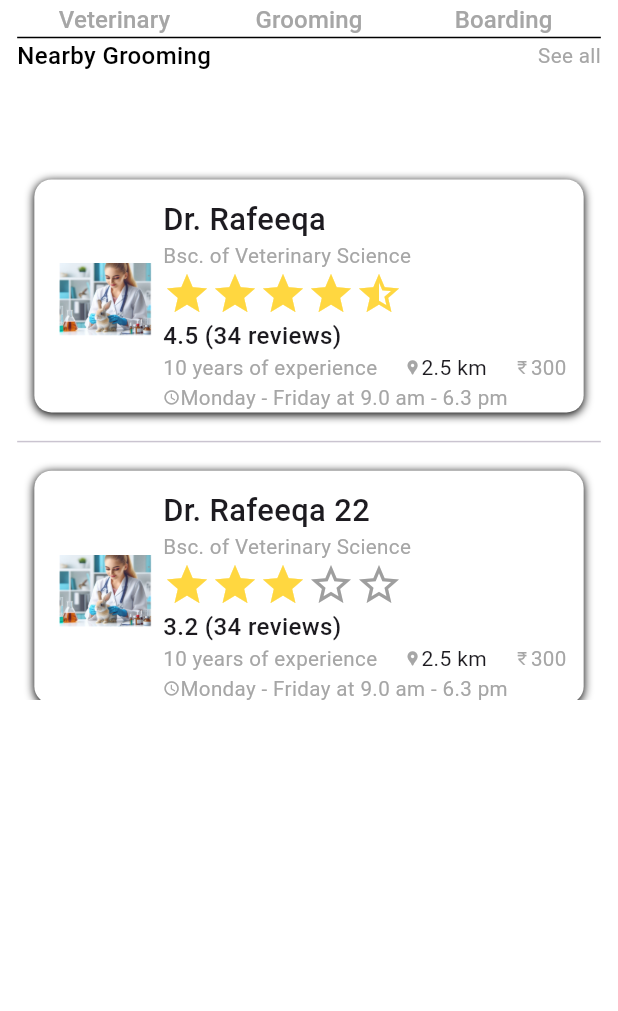
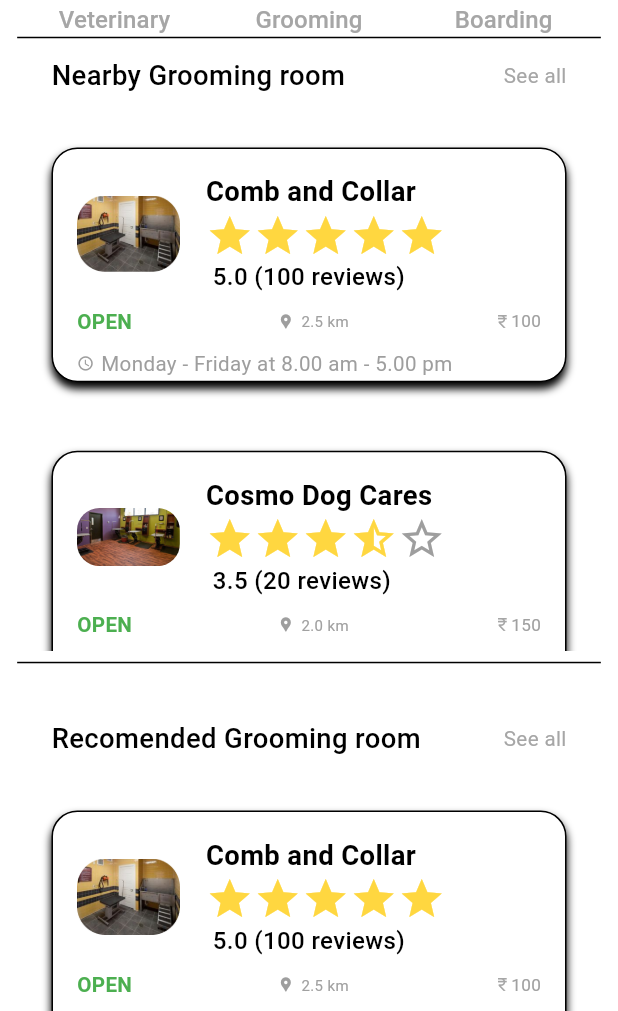
Before and after one commit to saurabhwagh124/pet_care_app, a Flutter app: the ExploreScreen screen opened directly, tab 2 chosen, on a phone screen of 412 x 824 dp, the part 225-1236 px from its top. Run offline on Flutter 3.47's test engine with Material 3 defaults, Android fonts, the phone set to English and light mode, and no system bars; drawn by our look-alikes of custom_rating_bar; our stand-ins replace firebase_auth, firebase_core, flutter_screenutil, google_fonts, google_sign_in; accounts and stored records are empty; project files that could hold a hidden picture were left out.

Commit message:
Om kalokhe code fixed and refurbished

```diff
--- /dev/null
+++ b/lib/model/grooming_model.dart
@@ -0,0 +1,21 @@
+class GroomingModel {
+  final String name;
+  final String imageUrl;
+  final double rating;
+  final int reviewCount;
+  final bool isOpen;
+  final double distance;
+  final double price;
+  final String hours;
+
+  GroomingModel({
+    required this.name,
+    required this.imageUrl,
+    required this.rating,
+    required this.reviewCount,
+    required this.isOpen,
+    required this.distance,
+    required this.price,
+    required this.hours,
+  });
+}
--- a/lib/view/explore_tabs/groom_tab_view.dart
+++ b/lib/view/explore_tabs/groom_tab_view.dart
@@ -1,9 +1,9 @@
 import 'package:flutter/material.dart';
 import 'package:flutter_screenutil/flutter_screenutil.dart';
-import 'package:pet_care_app/model/vet_doctor_model.dart';
+import 'package:pet_care_app/model/grooming_model.dart';
 import 'package:pet_care_app/utils/app_colors.dart';
 import 'package:pet_care_app/utils/app_images.dart';
-import 'package:pet_care_app/widgets/vet_card_widget.dart';
+import 'package:pet_care_app/widgets/gromming_card_widget.dart';
 
 class GroomTabView extends StatefulWidget {
   const GroomTabView({super.key});
@@ -13,46 +13,50 @@ class GroomTabView extends StatefulWidget {
 }
 
 class _GroomTabViewState extends State<GroomTabView> {
-  List<VetDoctorModel> doctorList = [
-    VetDoctorModel(
-      name: 'Rafeeqa',
-      profileImg: AppImages.docRafeeqaImg,
-      degree: 'Bsc. of Veterinary Science',
-      yearsOfExp: 10,
+  List<GroomingModel> grooming = [
+    GroomingModel(
+      name: 'Comb and Collar',
+      imageUrl: AppImages.combAndCollarImg,
+      rating: 5.0,
+      reviewCount: 100,
+      isOpen: true,
       distance: 2.5,
-      startDay: 'Monday',
-      endDay: 'Friday',
-      reviewStars: 4.5,
-      numberOfReview: 34,
-      fees: 300,
-      startTime: 9.00,
-      endTime: 6.30,
+      price: 100,
+      hours: 'Monday - Friday at 8.00 am - 5.00 pm',
     ),
-    VetDoctorModel(
-      name: 'Rafeeqa 22',
-      profileImg: AppImages.docRafeeqaImg,
-      degree: 'Bsc. of Veterinary Science',
-      yearsOfExp: 10,
-      distance: 2.5,
-      startDay: 'Monday',
-      endDay: 'Friday',
-      reviewStars: 3.2,
-      numberOfReview: 34,
-      fees: 300,
-      startTime: 9.00,
-      endTime: 6.30,
+    GroomingModel(
+      name: 'Cosmo Dog Cares',
+      imageUrl: AppImages.cosmoDogCaresImg,
+      rating: 3.5,
+      reviewCount: 20,
+      isOpen: true,
+      distance: 2,
+      price: 150,
+      hours: 'Monday - Friday at 8.00 am - 6.00 pm',
+    ),
+    GroomingModel(
+      name: 'Dirty Paws Dog Spa',
+      imageUrl: AppImages.dirtyPawDogSpaImg,
+      rating: 4.5,
+      reviewCount: 75,
+      isOpen: false,
+      distance: 4,
+      price: 100,
+      hours: 'Monday - Friday at 9.00 am - 6.00 pm',
     ),
   ];
 
   @override
   Widget build(BuildContext context) {
-    return Column(
+    return ListView(
       children: [
-        Row(
+        Padding(
+          padding: EdgeInsets.only(top: 10.h, left: 20.w, right: 20.w),
+          child: Row(
             children: [
               Text(
-              "Nearby Grooming",
-              style: TextStyle(fontSize: 14.sp, fontWeight: FontWeight.w500, color: Colors.black),
+                "Nearby Grooming room",
+                style: TextStyle(fontSize: 16.sp, fontWeight: FontWeight.w500, color: Colors.black),
               ),
               const Spacer(),
               Text(
@@ -65,17 +69,56 @@ class _GroomTabViewState extends State<GroomTabView> {
               ),
             ],
           ),
+        ),
         SizedBox(
-          height: 50.h,
+          height: 10.h,
         ),
         Center(
           child: SizedBox(
             height: 300.h,
-            child: ListView.separated(
-              separatorBuilder: (context, index) => const Divider(),
+            child: ListView.builder(
               scrollDirection: Axis.vertical,
-              itemBuilder: (context, index) => VetCardWidget(data: doctorList[index]),
-              itemCount: doctorList.length,
+              itemBuilder: (context, index) => GrommingCard(data: grooming[index]),
+              itemCount: grooming.length,
+            ),
+          ),
+        ),
+        const Divider(
+          color: Colors.black,
+        ),
+        SizedBox(
+          height: 15.h,
+        ),
+        Padding(
+          padding: EdgeInsets.only(top: 10.h, left: 20.w, right: 20.w),
+          child: Row(
+            children: [
+              Text(
+                "Recomended Grooming room",
+                style: TextStyle(fontSize: 16.sp, fontWeight: FontWeight.w500, color: Colors.black),
+              ),
+              const Spacer(),
+              Text(
+                "See all",
+                style: TextStyle(
+                  color: AppColors.greyTextColor,
+                  fontSize: 12.sp,
+                  fontWeight: FontWeight.w400,
+                ),
+              ),
+            ],
+          ),
+        ),
+        SizedBox(
+          height: 10.h,
+        ),
+        Center(
+          child: SizedBox(
+            height: 300.h,
+            child: ListView.builder(
+              scrollDirection: Axis.vertical,
+              itemBuilder: (context, index) => GrommingCard(data: grooming[index]),
+              itemCount: grooming.length,
             ),
           ),
         ),
--- a/lib/view/explore_tabs/veterniary_tab_view.dart
+++ b/lib/view/explore_tabs/veterniary_tab_view.dart
@@ -63,7 +63,7 @@ class _VeterniaryTabViewState extends State<VeterniaryTabView> {
     return ListView(
       children: [
         Padding(
-          padding: EdgeInsets.only(top: 10.h),
+          padding: EdgeInsets.only(top: 10.h, left: 20.w, right: 20.w),
           child: Row(
             children: [
               Text(
@@ -106,7 +106,7 @@ class _VeterniaryTabViewState extends State<VeterniaryTabView> {
           height: 15.h,
         ),
         Padding(
-          padding: EdgeInsets.only(top: 10.h),
+          padding: EdgeInsets.only(top: 10.h, left: 20.w, right: 20.w),
           child: Row(
             children: [
               Text(
--- a/lib/widgets/gromming_card_widget.dart
+++ b/lib/widgets/gromming_card_widget.dart
@@ -1,11 +1,13 @@
+import 'package:custom_rating_bar/custom_rating_bar.dart';
 import 'package:flutter/material.dart';
 import 'package:flutter_screenutil/flutter_screenutil.dart';
-import 'package:pet_care_app/model/gromming.dart';
+import 'package:pet_care_app/model/grooming_model.dart';
 import 'package:pet_care_app/utils/app_colors.dart';
-import 'package:pet_care_app/utils/app_images.dart';
 
 class GrommingCard extends StatefulWidget {
-  GrommingCard({
+  final GroomingModel data;
+  const GrommingCard({
+    required this.data,
     super.key,
   });
 
@@ -14,54 +16,13 @@ class GrommingCard extends StatefulWidget {
 }
 
 class _GrommingCardState extends State<GrommingCard> {
-  List<Gromming> gromming = [
-    Gromming(
-      name: 'Comb and Collar',
-      imageUrl: AppImages.combAndCollarImg,
-      rating: 5.0,
-      reviewCount: 100,
-      isOpen: true,
-      distance: 2.5,
-      price: 100,
-      hours: 'Monday - Friday at 8.00 am - 5.00 pm',
-    ),
-    Gromming(
-      name: 'Comb and Collar',
-      imageUrl: AppImages.combAndCollarImg,
-      rating: 5.0,
-      reviewCount: 100,
-      isOpen: true,
-      distance: 2.5,
-      price: 100,
-      hours: 'Monday - Friday at 8.00 am - 5.00 pm',
-    ),
-    Gromming(
-      name: 'Comb and Collar',
-      imageUrl: AppImages.combAndCollarImg,
-      rating: 5.0,
-      reviewCount: 100,
-      isOpen: true,
-      distance: 2.5,
-      price: 100,
-      hours: 'Monday - Friday at 8.00 am - 5.00 pm',
-    ),
-  ];
-
   @override
   Widget build(BuildContext context) {
     return Container(
-      margin: const EdgeInsets.all(20),
-      height: 161.h,
+      height: 131.h,
+      margin: EdgeInsets.all(20.r),
       decoration: BoxDecoration(
-          boxShadow: const [
-            BoxShadow(
-                color: Color.fromRGBO(0, 0, 0, 1),
-                blurRadius: 4,
-                offset: Offset(0, 4))
-          ],
-          border: Border.all(),
-          color: Colors.white,
-          borderRadius: BorderRadius.circular(15)),
+          boxShadow: const [BoxShadow(color: Color.fromRGBO(0, 0, 0, 1), blurRadius: 4, offset: Offset(0, 4))], border: Border.all(), color: Colors.white, borderRadius: BorderRadius.circular(15.r)),
       child: Padding(
         padding: const EdgeInsets.all(16.0),
         child: Column(
@@ -72,32 +33,36 @@ class _GrommingCardState extends State<GrommingCard> {
                 ClipRRect(
                   borderRadius: BorderRadius.circular(15),
                   child: Image.asset(
-                    gromming[0].imageUrl,
-                    width: 60,
-                    height: 40,
-                    fit: BoxFit.cover,
+                    widget.data.imageUrl,
+                    width: 60.w,
                   ),
                 ),
-                const SizedBox(width: 16),
+                SizedBox(width: 15.w),
                 Expanded(
                   child: Column(
                     crossAxisAlignment: CrossAxisAlignment.start,
                     children: [
                       Text(
-                        gromming[0].name,
-                        style: const TextStyle(
-                            fontSize: 18,
-                            fontWeight: FontWeight.bold,
-                            color: Colors.black),
+                        widget.data.name,
+                        style: TextStyle(fontSize: 16.sp, fontWeight: FontWeight.bold, color: Colors.black),
                       ),
-                      Row(
+                      Wrap(
                         children: [
-                          const Icon(Icons.star, color: Colors.amber, size: 10),
-                          const SizedBox(width: 4),
+                          RatingBar.readOnly(
+                            halfFilledIcon: Icons.star_half,
+                            halfFilledColor: Colors.amberAccent,
+                            isHalfAllowed: true,
+                            filledIcon: Icons.star,
+                            emptyIcon: Icons.star_border,
+                            initialRating: widget.data.rating,
+                            maxRating: 5,
+                            filledColor: Colors.amberAccent,
+                            emptyColor: Colors.grey,
+                          ),
+                          SizedBox(width: 4.w),
                           Text(
-                            '${gromming[0].rating} (${gromming[0].reviewCount} reviews)',
-                            style: const TextStyle(
-                                fontSize: 10, color: Colors.black),
+                            '${widget.data.rating} (${widget.data.reviewCount} reviews)',
+                            style: TextStyle(fontSize: 14.sp, fontWeight: FontWeight.w500, color: Colors.black),
                           ),
                         ],
                       ),
@@ -110,37 +75,37 @@ class _GrommingCardState extends State<GrommingCard> {
             Row(
               children: [
                 Text(
-                  gromming[0].isOpen ? 'OPEN' : 'CLOSED',
+                  widget.data.isOpen ? 'OPEN' : 'CLOSED',
                   style: TextStyle(
-                    color: gromming[0].isOpen ? Colors.green : Colors.red,
-                    fontSize: 10,
+                    color: widget.data.isOpen ? Colors.green : Colors.red,
+                    fontSize: 12.sp,
                     fontWeight: FontWeight.bold,
                   ),
                 ),
                 const Spacer(),
-                const Icon(Icons.location_on, size: 16, color: Colors.grey),
-                const SizedBox(width: 4),
+                Icon(Icons.location_pin, size: 10.sp, color: Colors.grey),
+                SizedBox(width: 4.w),
                 Text(
-                  '${gromming[0].distance} km',
-                  style: const TextStyle(
-                      fontSize: 10, color: AppColors.lightGreyText),
+                  '${widget.data.distance} km',
+                  style: const TextStyle(fontSize: 10, color: AppColors.lightGreyText),
                 ),
                 const Spacer(),
-                const Icon(Icons.attach_money, size: 16, color: Colors.grey),
-                const SizedBox(width: 4),
-                Text('${gromming[0].price.toStringAsFixed(0)}\$',
-                    style: const TextStyle(
-                        fontSize: 10, color: AppColors.lightGreyText)),
+                Icon(
+                  Icons.currency_rupee_outlined,
+                  color: AppColors.greyTextColor,
+                  size: 10.sp,
+                ),
+                Text(widget.data.price.toStringAsFixed(0), style: TextStyle(fontSize: 10.sp, color: AppColors.lightGreyText)),
               ],
             ),
             const SizedBox(height: 8),
             Row(
               children: [
-                const Icon(Icons.access_time, size: 16, color: Colors.grey),
-                const SizedBox(width: 4),
+                Icon(Icons.access_time, size: 10.sp, color: Colors.grey),
+                SizedBox(width: 4.w),
                 Text(
-                  gromming[0].hours,
-                  style: const TextStyle(fontSize: 10, color: Colors.grey),
+                  widget.data.hours,
+                  style: TextStyle(fontSize: 12.sp, color: Colors.grey),
                 ),
               ],
             ),
--- a/lib/widgets/vet_card_widget.dart
+++ b/lib/widgets/vet_card_widget.dart
@@ -36,13 +36,15 @@ class VetCardWidget extends StatelessWidget {
           children: [
             Row(
               children: [
-                SizedBox(
-                  width: 60.w,
-                  child: Image.asset(data.profileImg),
+                ClipRRect(
+                  borderRadius: BorderRadius.circular(15),
+                  child: Image.asset(
+                    data.profileImg,
+                    width: 60.w,
+                  ),
                 ),
                 SizedBox(width: 5.w),
                 Expanded(
-                  // Wrap Column in Expanded to prevent overflow
                   child: Column(
                     crossAxisAlignment: CrossAxisAlignment.start,
                     children: [
```
Also changed, not shown: lib/model/gromming.dart (deleted, +0 -21 lines). Lines whose indentation alone changed are shown as unchanged.
